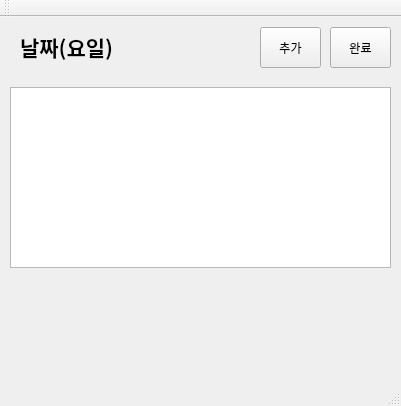
Above: Todo/Todo.ui from xorud1541/Todo before the change. Below: the same form after it.
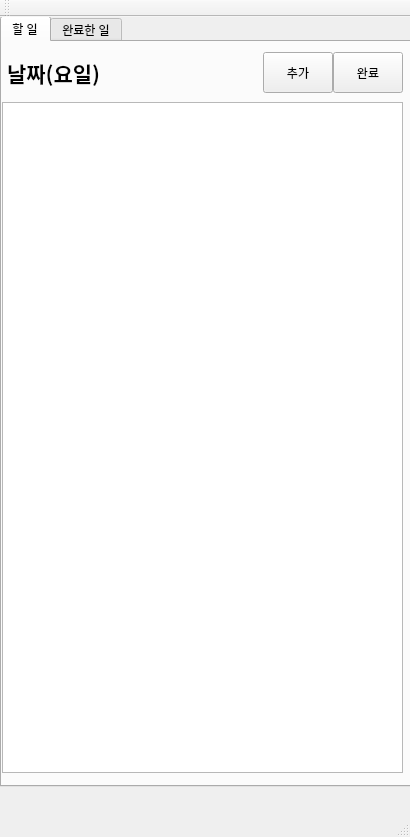
That is the form after the change. Custom widgets are drawn as their Qt base class.

Commit message: 메인 위젯 확장성을 위해 탭위젯으로 변경, 리사이즈 기능 추가

The edit to the form file:
```diff
--- a/Todo/Todo.ui
+++ b/Todo/Todo.ui
@@ -6,70 +6,172 @@
    <rect>
     <x>0</x>
     <y>0</y>
-    <width>401</width>
-    <height>406</height>
+    <width>410</width>
+    <height>837</height>
    </rect>
   </property>
   <property name="windowTitle">
    <string>TODO</string>
   </property>
   <widget class="QWidget" name="centralWidget">
-   <widget class="TodoListWidget" name="todoListWidget">
+   <widget class="QTabWidget" name="tabWidget">
     <property name="geometry">
      <rect>
-      <x>10</x>
-      <y>70</y>
-      <width>381</width>
-      <height>181</height>
+      <x>0</x>
+      <y>-1</y>
+      <width>411</width>
+      <height>771</height>
      </rect>
     </property>
-   </widget>
-   <widget class="QPushButton" name="addBtn">
-    <property name="geometry">
-     <rect>
-      <x>260</x>
-      <y>10</y>
-      <width>61</width>
-      <height>41</height>
-     </rect>
+    <property name="tabPosition">
+     <enum>QTabWidget::North</enum>
     </property>
-    <property name="text">
-     <string>추가</string>
+    <property name="tabShape">
+     <enum>QTabWidget::Rounded</enum>
     </property>
-   </widget>
-   <widget class="QPushButton" name="doneBtn">
-    <property name="geometry">
-     <rect>
-      <x>330</x>
-      <y>10</y>
-      <width>61</width>
-      <height>41</height>
-     </rect>
+    <property name="currentIndex">
+     <number>0</number>
     </property>
-    <property name="text">
-     <string>완료</string>
+    <property name="elideMode">
+     <enum>Qt::ElideLeft</enum>
     </property>
-   </widget>
-   <widget class="QLabel" name="dateLabel">
-    <property name="geometry">
-     <rect>
-      <x>20</x>
-      <y>14</y>
-      <width>181</width>
-      <height>31</height>
-     </rect>
-    </property>
-    <property name="font">
-     <font>
-      <family>Agency FB</family>
-      <pointsize>16</pointsize>
-      <weight>75</weight>
-      <bold>true</bold>
-     </font>
-    </property>
-    <property name="text">
-     <string>날짜(요일)</string>
-    </property>
+    <widget class="QWidget" name="tab">
+     <property name="sizePolicy">
+      <sizepolicy hsizetype="Expanding" vsizetype="Preferred">
+       <horstretch>0</horstretch>
+       <verstretch>0</verstretch>
+      </sizepolicy>
+     </property>
+     <attribute name="title">
+      <string>할 일</string>
+     </attribute>
+     <widget class="TodoListWidget" name="todoListWidget">
+      <property name="geometry">
+       <rect>
+        <x>0</x>
+        <y>60</y>
+        <width>401</width>
+        <height>671</height>
+       </rect>
+      </property>
+      <property name="resizeMode">
+       <enum>QListView::Adjust</enum>
+      </property>
+     </widget>
+     <widget class="QWidget" name="horizontalWidget" native="true">
+      <property name="geometry">
+       <rect>
+        <x>0</x>
+        <y>10</y>
+        <width>401</width>
+        <height>41</height>
+       </rect>
+      </property>
+      <property name="sizePolicy">
+       <sizepolicy hsizetype="Expanding" vsizetype="Preferred">
+        <horstretch>0</horstretch>
+        <verstretch>0</verstretch>
+       </sizepolicy>
+      </property>
+      <layout class="QHBoxLayout" name="buttonLayout">
+       <property name="spacing">
+        <number>0</number>
+       </property>
+       <property name="sizeConstraint">
+        <enum>QLayout::SetDefaultConstraint</enum>
+       </property>
+       <property name="leftMargin">
+        <number>5</number>
+       </property>
+       <property name="topMargin">
+        <number>0</number>
+       </property>
+       <property name="rightMargin">
+        <number>0</number>
+       </property>
+       <property name="bottomMargin">
+        <number>0</number>
+       </property>
+       <item>
+        <widget class="QLabel" name="dateLabel">
+         <property name="font">
+          <font>
+           <family>Agency FB</family>
+           <pointsize>16</pointsize>
+           <weight>75</weight>
+           <bold>true</bold>
+          </font>
+         </property>
+         <property name="text">
+          <string>날짜(요일)</string>
+         </property>
+        </widget>
+       </item>
+       <item>
+        <spacer name="horizontalSpacer">
+         <property name="orientation">
+          <enum>Qt::Horizontal</enum>
+         </property>
+         <property name="sizeHint" stdset="0">
+          <size>
+           <width>40</width>
+           <height>20</height>
+          </size>
+         </property>
+        </spacer>
+       </item>
+       <item>
+        <widget class="QPushButton" name="addBtn">
+         <property name="sizePolicy">
+          <sizepolicy hsizetype="Expanding" vsizetype="Preferred">
+           <horstretch>0</horstretch>
+           <verstretch>0</verstretch>
+          </sizepolicy>
+         </property>
+         <property name="minimumSize">
+          <size>
+           <width>0</width>
+           <height>0</height>
+          </size>
+         </property>
+         <property name="maximumSize">
+          <size>
+           <width>70</width>
+           <height>50</height>
+          </size>
+         </property>
+         <property name="text">
+          <string>추가</string>
+         </property>
+        </widget>
+       </item>
+       <item>
+        <widget class="QPushButton" name="doneBtn">
+         <property name="sizePolicy">
+          <sizepolicy hsizetype="Expanding" vsizetype="Preferred">
+           <horstretch>0</horstretch>
+           <verstretch>0</verstretch>
+          </sizepolicy>
+         </property>
+         <property name="maximumSize">
+          <size>
+           <width>70</width>
+           <height>50</height>
+          </size>
+         </property>
+         <property name="text">
+          <string>완료</string>
+         </property>
+        </widget>
+       </item>
+      </layout>
+     </widget>
+    </widget>
+    <widget class="QWidget" name="tab_2">
+     <attribute name="title">
+      <string>완료한 일</string>
+     </attribute>
+    </widget>
    </widget>
   </widget>
   <widget class="QMenuBar" name="menuBar">
```
Left out of the diff: 2 changed lines with no effect on the pictures. The commit also changes 3 other files.
